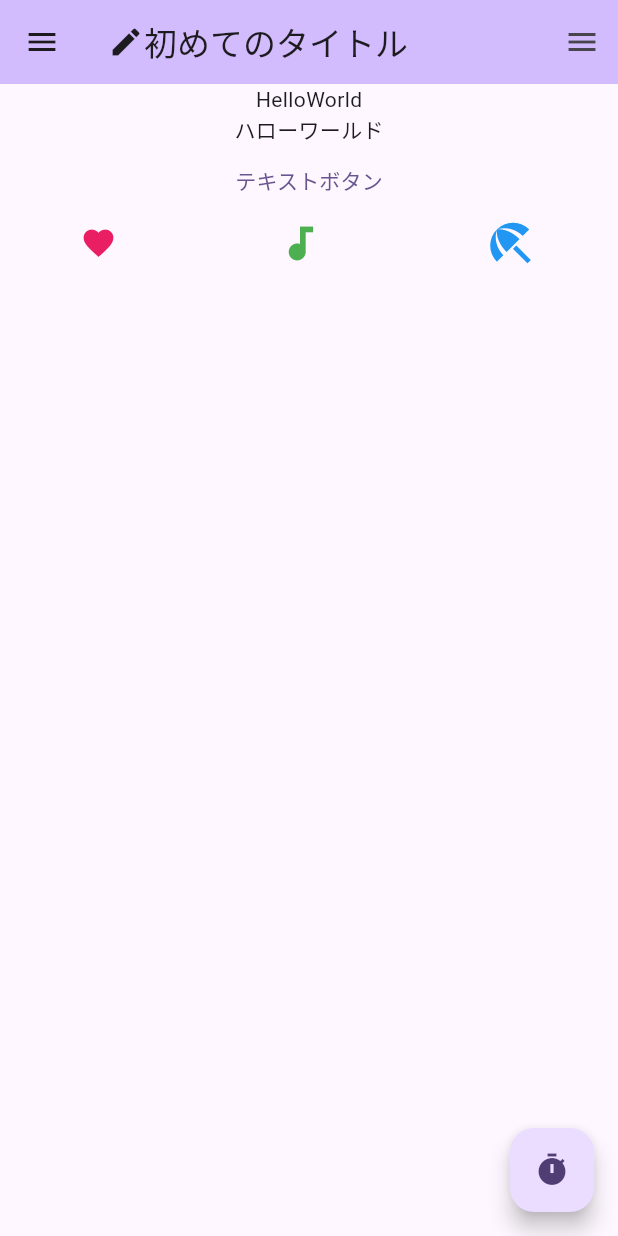
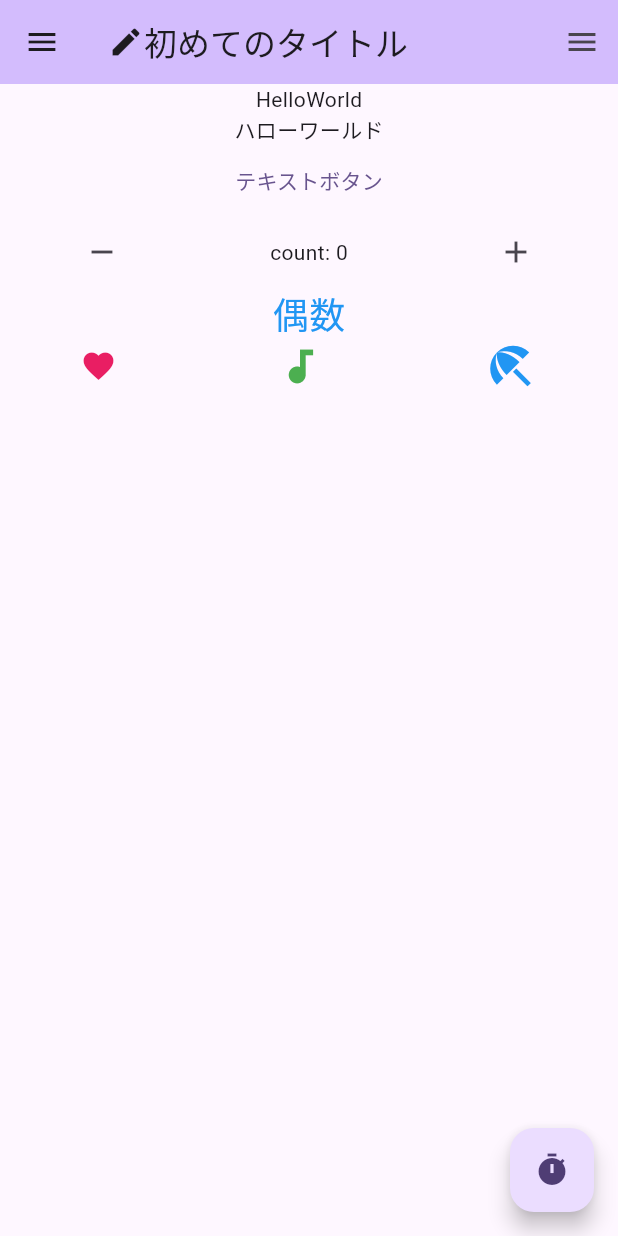
Before and after one commit to koyasaeki/hello_flutter, a Flutter app: the screen it shows after launch, on a phone screen of 412 x 824 dp. Run offline on Flutter 3.47's test engine with Material 3 defaults, Android fonts, the phone set to English and light mode, and no system bars.

Commit message:
update: カウンタの偶奇を表示する

```diff
--- a/lib/main.dart
+++ b/lib/main.dart
@@ -32,6 +32,8 @@ class MyHomePage extends StatefulWidget {
 }
 
 class _MyHomePageState extends State<MyHomePage> {
+  int _count = 0;
+
   @override
   Widget build(BuildContext context) {
     return Scaffold(
@@ -52,6 +54,41 @@ class _MyHomePageState extends State<MyHomePage> {
               print("ボタンが押されたよ。");
             },
             child: const Text('テキストボタン'),
+          ),
+          Row(
+            mainAxisAlignment: MainAxisAlignment.spaceAround,
+            children: [
+              IconButton(
+                icon: const Icon(
+                  Icons.remove,
+                ),
+                onPressed: () {
+                  setState(() {
+                    _count--;
+                  });
+                },
+              ),
+              Text("count: $_count"),
+              IconButton(
+                icon: const Icon(
+                  Icons.add,
+                ),
+                onPressed: () {
+                  setState(() {
+                    _count++;
+                  });
+                },
+              ),
+            ],
+          ),
+          Center(
+            child: Text(
+              _count % 2 == 0 ? "偶数" : '奇数',
+              style: TextStyle(
+                fontSize: 24.0,
+                color: _count % 2 == 0 ? Colors.blue : Colors.red,
+              ),
+            ),
           ),
           const Row(
             mainAxisAlignment: MainAxisAlignment.spaceAround,
```
